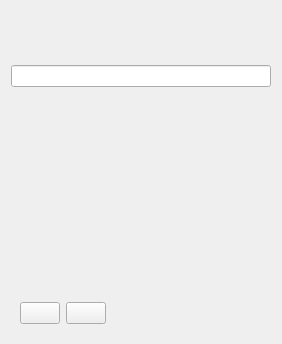
Old version of the form sVanilla/src/ClientUi/Home/HomePage.ui in the repository WangPengZhan/sVanilla.
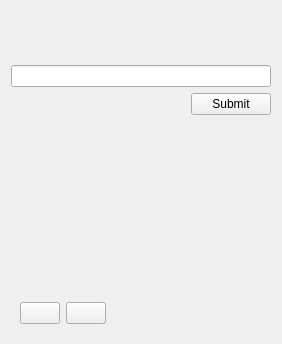
New version of the form. Custom widgets are drawn as their Qt base class.

Patch:
```diff
--- a/sVanilla/src/ClientUi/Home/HomePage.ui
+++ b/sVanilla/src/ClientUi/Home/HomePage.ui
@@ -44,6 +44,47 @@
                               </property>
                         </widget>
                   </item>
+   <item>
+    <widget class="QWidget" name="LineEditBelow" native="true">
+     <layout class="QHBoxLayout" name="horizontalLayout_2">
+      <property name="leftMargin">
+       <number>0</number>
+      </property>
+      <property name="topMargin">
+       <number>0</number>
+      </property>
+      <property name="rightMargin">
+       <number>0</number>
+      </property>
+      <property name="bottomMargin">
+       <number>0</number>
+      </property>
+      <item>
+       <spacer name="horizontalSpacer_2">
+        <property name="orientation">
+         <enum>Qt::Horizontal</enum>
+        </property>
+        <property name="sizeHint" stdset="0">
+         <size>
+          <width>40</width>
+          <height>20</height>
+         </size>
+        </property>
+       </spacer>
+      </item>
+      <item>
+       <widget class="QPushButton" name="HomePageSubmit">
+        <property name="layoutDirection">
+         <enum>Qt::RightToLeft</enum>
+        </property>
+        <property name="text">
+         <string>Submit</string>
+        </property>
+       </widget>
+      </item>
+     </layout>
+    </widget>
+   </item>
                   <item>
                         <spacer name="verticalSpacer">
                               <property name="orientation">
```
Left out of the diff: 23 changed lines with no effect on the pictures. Lines whose indentation alone changed are shown as unchanged.
